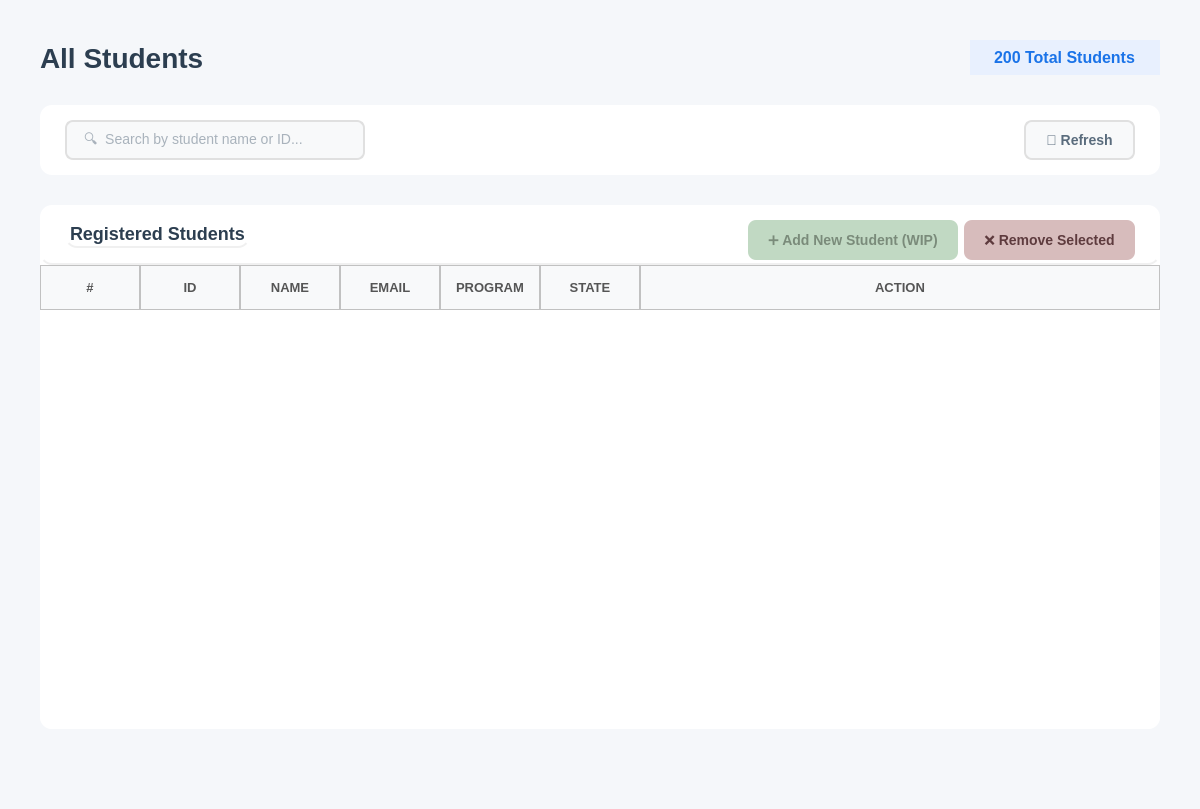
Above: app_ui/admin_ui/submenus_ui/all_students.ui from Yasser-Daffa/ECE-Course-Registeration before the change. Below: the same form after it.
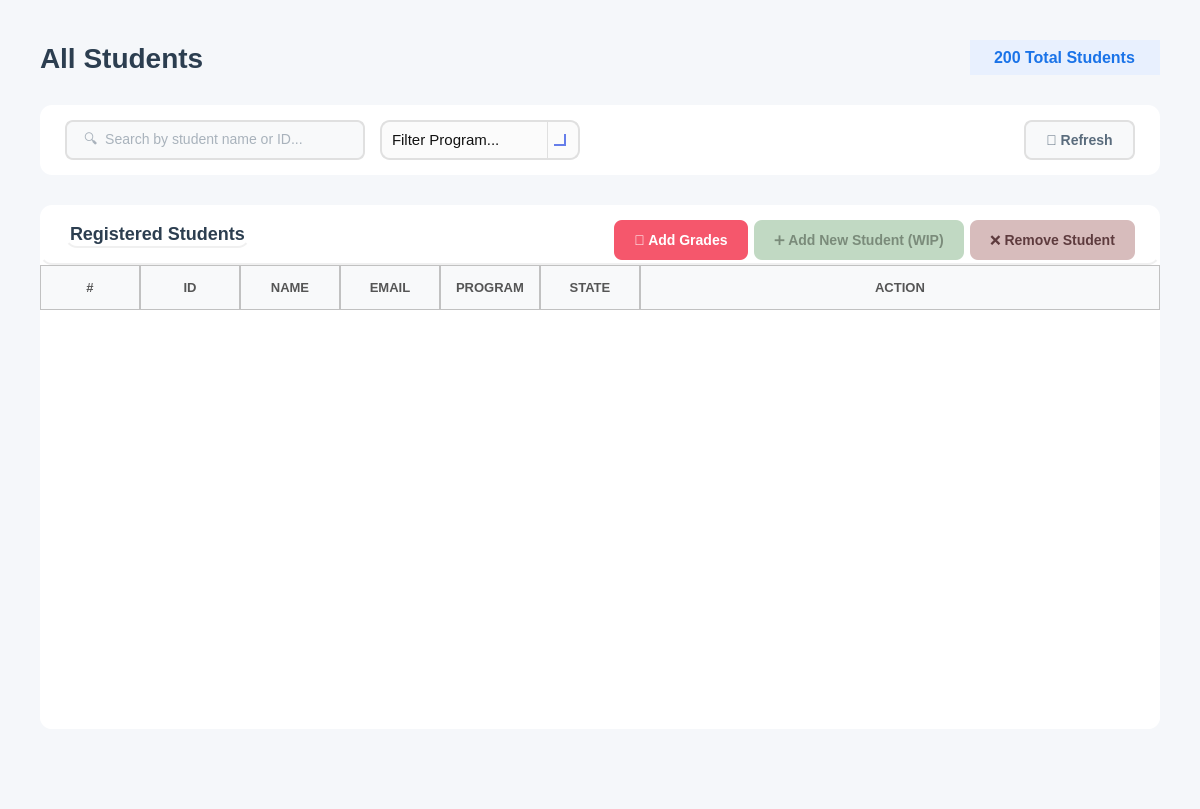
That is the form after the change. Icons and pictures are not drawn.

```diff
--- a/app_ui/admin_ui/submenus_ui/all_students.ui
+++ b/app_ui/admin_ui/submenus_ui/all_students.ui
@@ -96,6 +96,9 @@
       <enum>QFrame::Shape::StyledPanel</enum>
      </property>
      <layout class="QHBoxLayout" name="filterLayout">
+      <property name="spacing">
+       <number>15</number>
+      </property>
       <property name="leftMargin">
        <number>25</number>
       </property>
@@ -148,6 +151,128 @@
         </property>
        </widget>
       </item>
+      <item>
+       <widget class="QComboBox" name="comboBoxSelectProgram">
+        <property name="sizePolicy">
+         <sizepolicy hsizetype="Expanding" vsizetype="Fixed">
+          <horstretch>0</horstretch>
+          <verstretch>0</verstretch>
+         </sizepolicy>
+        </property>
+        <property name="minimumSize">
+         <size>
+          <width>150</width>
+          <height>40</height>
+         </size>
+        </property>
+        <property name="maximumSize">
+         <size>
+          <width>200</width>
+          <height>65</height>
+         </size>
+        </property>
+        <property name="styleSheet">
+         <string notr="true">/* ----------------- QComboBox Base ----------------- */
+QComboBox {
+    border: 2px solid #E0E0E0;          /* main border */
+    border-radius: 10px;
+    padding: 8px 10px;                   /* Matches QLineEdit padding */
+    background: rgba(250, 250, 250, 200);
+    font-size: 11pt;
+    color: #111111;
+}
+
+/* Focused state */
+QComboBox:focus {
+    border: 2px solid #667EEA; 
+    background: rgba(250, 250, 250, 220);
+}
+
+/* ----------------- Drop-down Arrow ----------------- */
+QComboBox::drop-down {
+    subcontrol-origin: padding;
+    subcontrol-position: top right;
+    width: 30px; 
+    border-left-width: 1px;
+    border-left-color: #E0E0E0;
+    border-left-style: solid;
+    border-top-right-radius: 12px;       /* rounder corners */
+    border-bottom-right-radius: 12px;    /* rounder corners */
+    background: transparent;
+}
+
+/* Remove ugly black border on hover/focus */
+QComboBox::drop-down:hover,
+QComboBox::drop-down:focus {
+    border-left-color: #667EEA;
+    background: transparent;
+    border: none;
+}
+
+/* Modern, visible arrow using simple chevron */
+QComboBox::down-arrow {
+    width: 10px;
+    height: 10px;
+    border: solid #667EEA;
+    border-width: 0 2px 2px 0;
+    margin-right: 6px;
+}
+
+/* ----------------- Dropdown Popup ----------------- */
+/* Dropdown Popup */
+QComboBox QAbstractItemView {
+    background-color: #fdfdfd;          /* slightly off-white */
+    border: 2px solid #E0E0E0;          /* subtle grey border */
+    border-radius: 8px;                  /* may not be perfect on Windows */
+    color: #111111;
+    font-size: 11pt;
+    padding: 5px;
+    selection-background-color: #667EEA;
+    selection-color: white;
+    outline: none;
+}
+
+/* Items hover/selection */
+QComboBox QAbstractItemView::item:hover {
+    background-color: rgba(102, 126, 234, 0.1);
+    color: #111111;
+}
+
+QComboBox QAbstractItemView::item:selected {
+    background-color: #667EEA;
+    color: white;
+}
+
+/* Error highlight for combo box */
+QComboBox[error=&quot;true&quot;] {
+    border: 2px solid #FF4A4A;
+}</string>
+        </property>
+        <property name="placeholderText">
+         <string>Filter Program...</string>
+        </property>
+        <item>
+         <property name="text">
+          <string>Computer</string>
+         </property>
+        </item>
+        <item>
+         <property name="text">
+          <string>Communication</string>
+         </property>
+        </item>
+        <item>
+         <property name="text">
+          <string>Power</string>
+         </property>
+        </item>
+        <item>
+         <property name="text">
+          <string>Biomedical</string>
+         </property>
+        </item>
+       </widget>
+      </item>
       <item>
        <spacer name="filterSpacer">
         <property name="orientation">
@@ -282,6 +407,47 @@
            </property>
           </spacer>
          </item>
+         <item>
+          <widget class="QPushButton" name="buttonAddStudent_2">
+           <property name="enabled">
+            <bool>true</bool>
+           </property>
+           <property name="minimumSize">
+            <size>
+             <width>120</width>
+             <height>40</height>
+            </size>
+           </property>
+           <property name="cursor">
+            <cursorShape>PointingHandCursor</cursorShape>
+           </property>
+           <property name="styleSheet">
+            <string notr="true">QPushButton {
+    background-color: #f5576c;
+    color: #ffffff;
+    border: none;
+    border-radius: 8px;
+    font-size: 14px;
+    font-weight: bold;
+    padding: 10px 20px;
+    transition: background-color 150ms;
+}
+QPushButton:hover {
+    background-color: #e5475c;
+}
+QPushButton:pressed {
+    background-color: #d43f52;
+}
+QPushButton:disabled {
+    background-color: #cccccc;  /* gray background for disabled */
+    color: #666666;             /* darker gray text */
+}</string>
+           </property>
+           <property name="text">
+            <string>📝 Add Grades</string>
+           </property>
+          </widget>
+         </item>
          <item>
           <widget class="QPushButton" name="buttonAddStudent">
            <property name="enabled">
@@ -362,7 +528,7 @@
 }</string>
            </property>
            <property name="text">
-            <string>❌ Remove Selected</string>
+            <string>❌ Remove Student</string>
            </property>
           </widget>
          </item>
```
Left out of the diff: 7 changed lines with no effect on the pictures.
